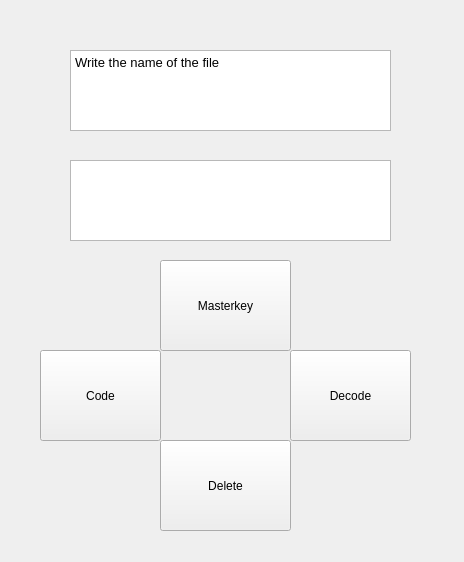
Before: the Qt Designer form interface_qt/widget.ui in denaas/msup_disk, drawn with Qt 5.
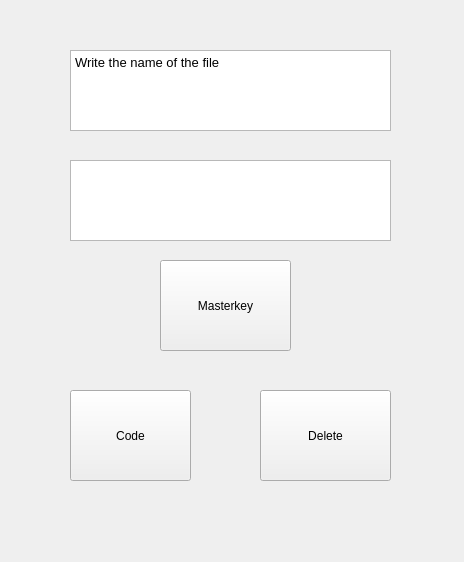
After: the same form once the commit is applied.

Commit message: delete unnecessary button and edit

The edit to the form file:
```diff
--- a/interface_qt/widget.ui
+++ b/interface_qt/widget.ui
@@ -42,7 +42,7 @@
     <property name="geometry">
      <rect>
       <x>80</x>
-      <y>170</y>
+      <y>120</y>
       <width>281</width>
       <height>61</height>
      </rect>
@@ -55,9 +55,9 @@
     <property name="geometry">
      <rect>
       <x>80</x>
-      <y>320</y>
+      <y>250</y>
       <width>121</width>
-      <height>61</height>
+      <height>81</height>
      </rect>
     </property>
     <property name="autoFillBackground">
@@ -71,9 +71,9 @@
     <property name="geometry">
      <rect>
       <x>240</x>
-      <y>320</y>
+      <y>250</y>
       <width>121</width>
-      <height>61</height>
+      <height>81</height>
      </rect>
     </property>
     <property name="text">
@@ -140,8 +140,8 @@
    <widget class="QPushButton" name="pushButton_2">
     <property name="geometry">
      <rect>
-      <x>30</x>
-      <y>340</y>
+      <x>60</x>
+      <y>380</y>
       <width>121</width>
       <height>91</height>
      </rect>
@@ -153,8 +153,8 @@
    <widget class="QPushButton" name="pushButton_4">
     <property name="geometry">
      <rect>
-      <x>150</x>
-      <y>430</y>
+      <x>250</x>
+      <y>380</y>
       <width>131</width>
       <height>91</height>
      </rect>
@@ -163,19 +163,6 @@
      <string>Delete</string>
     </property>
    </widget>
-   <widget class="QPushButton" name="pushButton_3">
-    <property name="geometry">
-     <rect>
-      <x>280</x>
-      <y>340</y>
-      <width>121</width>
-      <height>91</height>
-     </rect>
-    </property>
-    <property name="text">
-     <string>Decode</string>
-    </property>
-   </widget>
   </widget>
  </widget>
  <layoutdefault spacing="6" margin="11"/>
```
Left out of the diff: 18 changed lines with no effect on the pictures. The commit also changes 3 other files.
